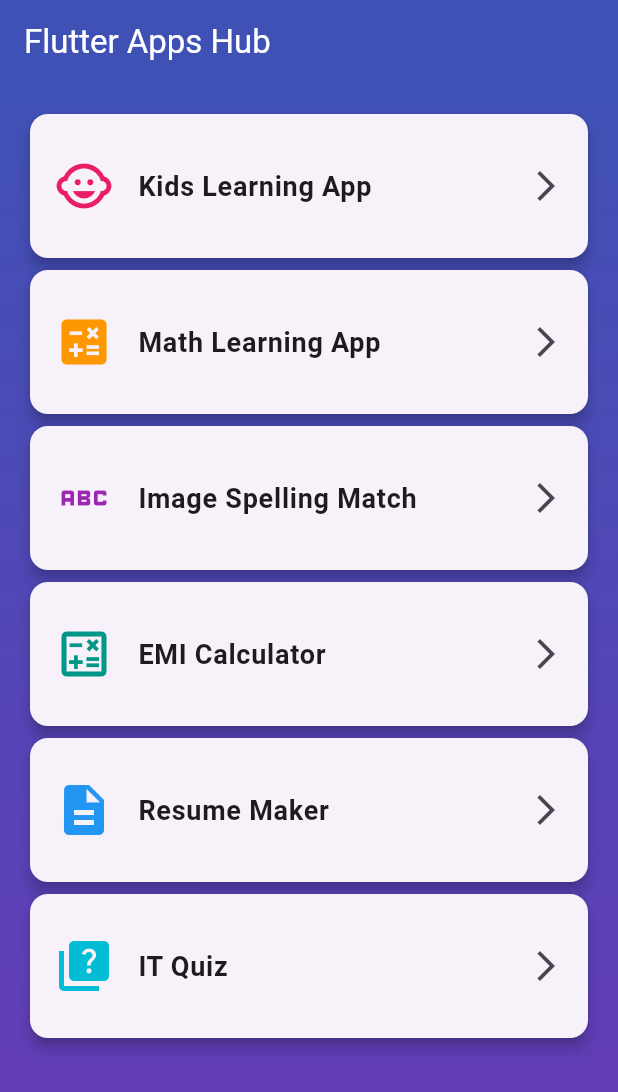
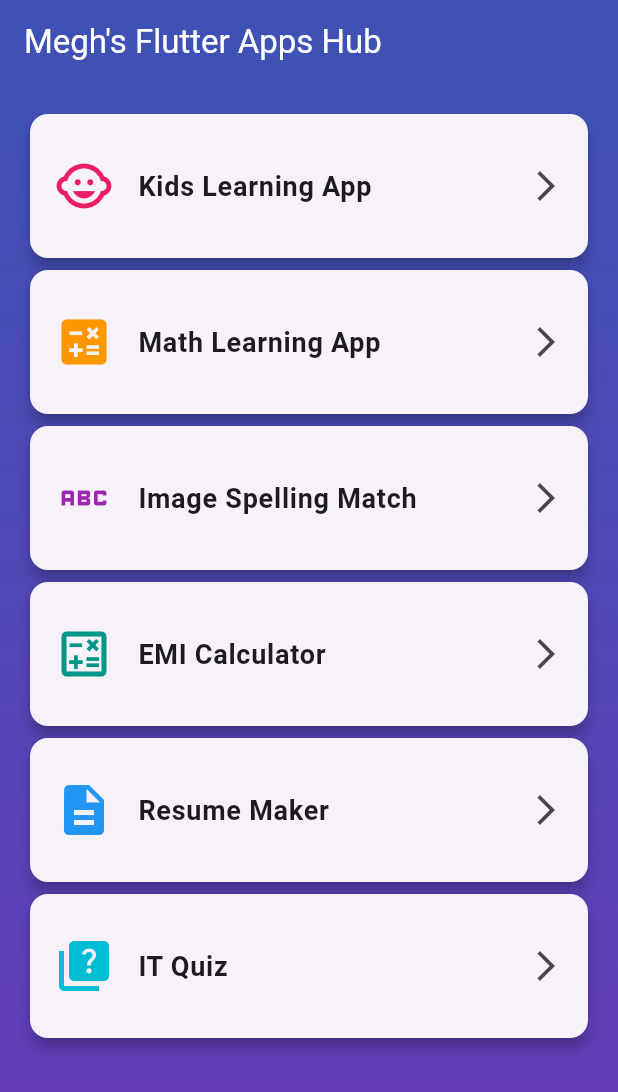
Before and after one commit to Meghpatel2810/flutter_apps, a Flutter app: the screen it shows after launch, on a phone screen of 412 x 824 dp. Shown: the top 1092 px of the screen. Run offline on Flutter 3.47's test engine with Material 3 defaults, Android fonts, the phone set to English and light mode, and no system bars; our stand-ins replace flutter_tts.

```diff
--- a/lib/main.dart
+++ b/lib/main.dart
@@ -22,7 +22,7 @@ class MainApp extends StatelessWidget {
   @override
   Widget build(BuildContext context) {
     return MaterialApp(
-      title: 'Flutter Apps Collection',
+      title: "Megh's Flutter Apps Collection",
       theme: ThemeData(
         primarySwatch: Colors.indigo,
         visualDensity: VisualDensity.adaptivePlatformDensity,
@@ -40,7 +40,7 @@ class HubScreen extends StatelessWidget {
   Widget build(BuildContext context) {
     return Scaffold(
       appBar: AppBar(
-        title: const Text('Flutter Apps Hub'),
+        title: const Text("Megh's Flutter Apps Hub"),
         backgroundColor: Colors.indigo,
         foregroundColor: Colors.white,
       ),
```
